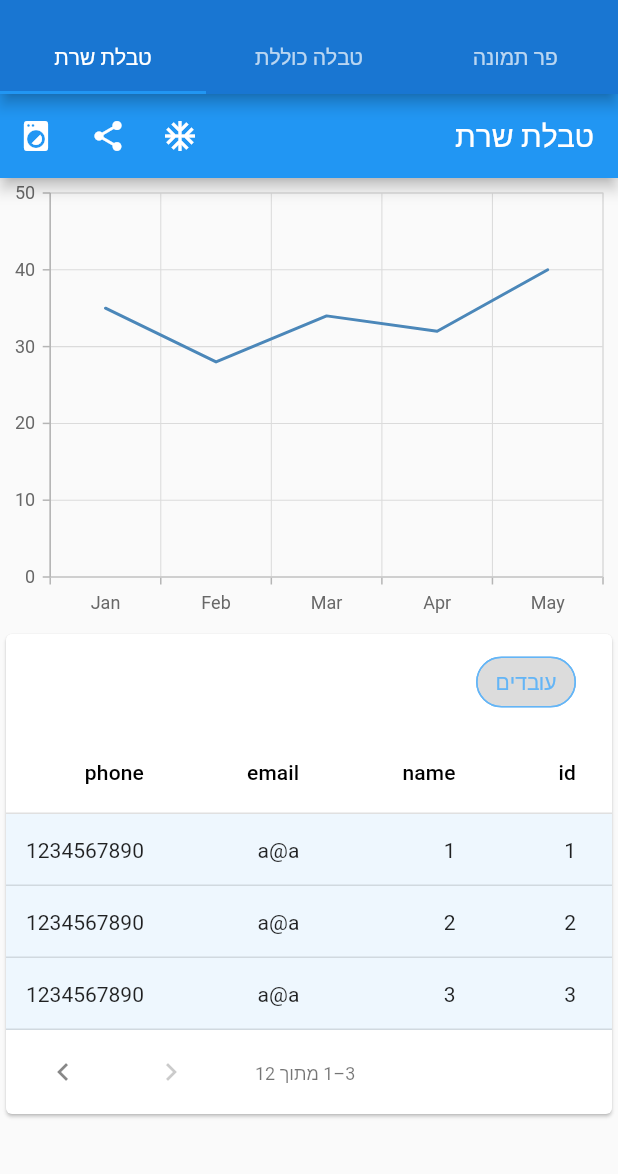
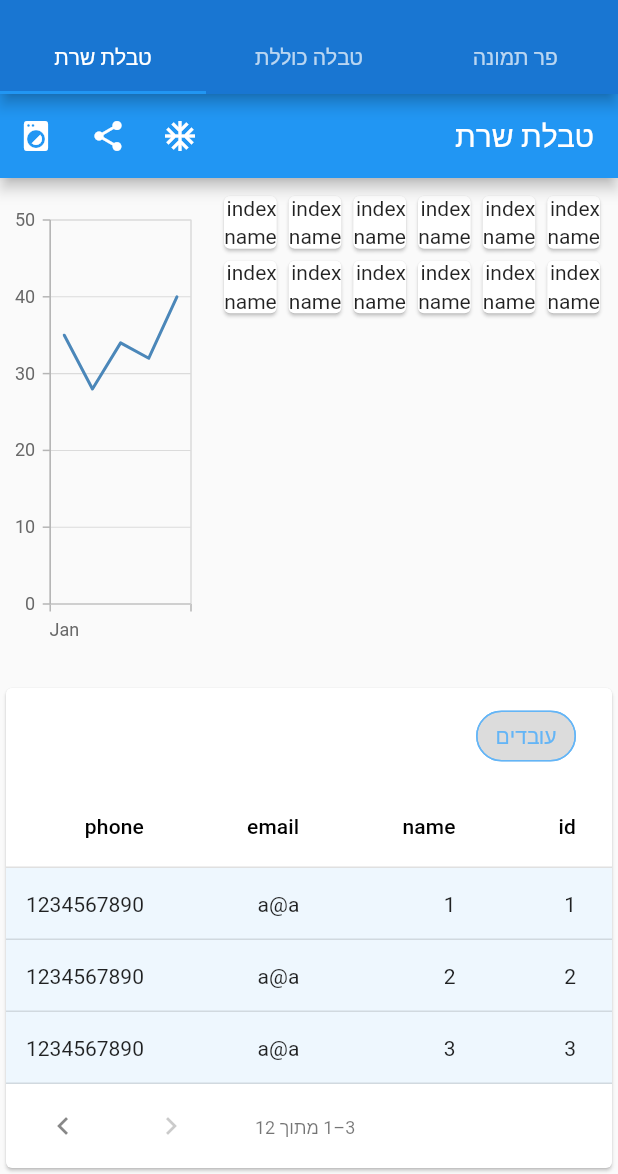
Before and after one commit to daviddSafeguard/flutter-tirgumim, a Flutter app: the screen it shows after launch, tab 3 chosen, on a phone screen of 412 x 824 dp, the part 62-1236 px from its top. Run offline on Flutter 3.47's test engine with Material 2 defaults, Android fonts, the phone set to English and light mode, and no system bars; our stand-ins replace image_picker, syncfusion_flutter_charts; missing offline and left inert: image_picker_for_web.

Commit message:
chartColunm1

```diff
--- a/lib/UI/serverDataTable/paginatedDataTable.dart
+++ b/lib/UI/serverDataTable/paginatedDataTable.dart
@@ -25,30 +25,37 @@ class _ServerDataTableState extends State<ServerDataTable> {
       ),
       body: Column(
         children: [
-          Container(width: 500, height: 300, child: ColumnChart()),
-          // Expanded(
-          //   child: Row(children: [
-          //     Flexible(
-          //       flex: 6,
-          //       child: Padding(
-          //         padding: const EdgeInsets.all(8.0),
-          //         child: GridView.builder(
-          //           itemCount: 12,
-          //           gridDelegate: SliverGridDelegateWithFixedCrossAxisCount(crossAxisCount: 6),
-          //           itemBuilder: (BuildContext context, int index) {
-          //             return new Card(
-          //               child: new GridTile(
-          //                 footer: new Text('name'),
-          //                 child: new Text('index'),
-          //               ),
-          //             );
-          //           },
-          //         ),
-          //       ),
-          //     ),
-          //     Flexible(flex: 3, child: ColumnChart())
-          //   ]),
-          // ),
+          Expanded(
+            child: Row(children: [
+              Flexible(
+                flex: 6,
+                child: Padding(
+                  padding: const EdgeInsets.all(8.0),
+                  child: GridView.builder(
+                    itemCount: 12,
+                    gridDelegate: SliverGridDelegateWithFixedCrossAxisCount(
+                        crossAxisCount: 6),
+                    itemBuilder: (BuildContext context, int index) {
+                      return new Card(
+                        child: new GridTile(
+                          footer: new Text('name'),
+                          child: new Text('index'),
+                        ),
+                      );
+                    },
+                  ),
+                ),
+              ),
+              Flexible(
+                flex: 3,
+                child: Container(
+                  width: 500,
+                  height: 300,
+                  child: ColumnChart(),
+                ),
+              )
+            ]),
+          ),
           PaginatedDataTable(
             columnSpacing: MediaQuery.of(context).size.width / 6,
             showCheckboxColumn: selectedFilters["workers"],
@@ -60,7 +67,10 @@ class _ServerDataTableState extends State<ServerDataTable> {
                 selected: selectedFilters["workers"],
                 label: new Text(
                   "עובדים",
-                  style: TextStyle(color: selectedFilters["workers"] ? Colors.blue : Colors.blue[300]),
+                  style: TextStyle(
+                      color: selectedFilters["workers"]
+                          ? Colors.blue
+                          : Colors.blue[300]),
                 ),
 
                 shape: StadiumBorder(
@@ -87,18 +97,78 @@ class _ServerDataTableState extends State<ServerDataTable> {
             source: UserDataTableSource(
               onRowSelect: (index) => print(index),
               userData: [
-                User(id: 1, name: "1", email: "a@a", phone: "1234567890", status: "admin"),
-                User(id: 2, name: "2", email: "a@a", phone: "1234567890", status: "admin"),
-                User(id: 3, name: "3", email: "a@a", phone: "1234567890", status: "admin"),
-                User(id: 4, name: "4", email: "a@a", phone: "1234567890", status: "admin"),
-                User(id: 5, name: "5", email: "a@a", phone: "1234567890", status: "admin"),
-                User(id: 6, name: "6", email: "a@a", phone: "1234567890", status: "admin"),
-                User(id: 7, name: "7", email: "a@a", phone: "1234567890", status: "admin"),
-                User(id: 8, name: "8", email: "a@a", phone: "1234567890", status: "admin"),
-                User(id: 9, name: "9", email: "a@a", phone: "1234567890", status: "admin"),
-                User(id: 10, name: "10", email: "a@a", phone: "1234567890", status: "admin"),
-                User(id: 11, name: "11", email: "a@a", phone: "1234567890", status: "admin"),
-                User(id: 12, name: "12", email: "a@a", phone: "1234567890", status: "admin")
+                User(
+                    id: 1,
+                    name: "1",
+                    email: "a@a",
+                    phone: "1234567890",
+                    status: "admin"),
+                User(
+                    id: 2,
+                    name: "2",
+                    email: "a@a",
+                    phone: "1234567890",
+                    status: "admin"),
+                User(
+                    id: 3,
+                    name: "3",
+                    email: "a@a",
+                    phone: "1234567890",
+                    status: "admin"),
+                User(
+                    id: 4,
+                    name: "4",
+                    email: "a@a",
+                    phone: "1234567890",
+                    status: "admin"),
+                User(
+                    id: 5,
+                    name: "5",
+                    email: "a@a",
+                    phone: "1234567890",
+                    status: "admin"),
+                User(
+                    id: 6,
+                    name: "6",
+                    email: "a@a",
+                    phone: "1234567890",
+                    status: "admin"),
+                User(
+                    id: 7,
+                    name: "7",
+                    email: "a@a",
+                    phone: "1234567890",
+                    status: "admin"),
+                User(
+                    id: 8,
+                    name: "8",
+                    email: "a@a",
+                    phone: "1234567890",
+                    status: "admin"),
+                User(
+                    id: 9,
+                    name: "9",
+                    email: "a@a",
+                    phone: "1234567890",
+                    status: "admin"),
+                User(
+                    id: 10,
+                    name: "10",
+                    email: "a@a",
+                    phone: "1234567890",
+                    status: "admin"),
+                User(
+                    id: 11,
+                    name: "11",
+                    email: "a@a",
+                    phone: "1234567890",
+                    status: "admin"),
+                User(
+                    id: 12,
+                    name: "12",
+                    email: "a@a",
+                    phone: "1234567890",
+                    status: "admin")
               ],
             ),
           ),
```
